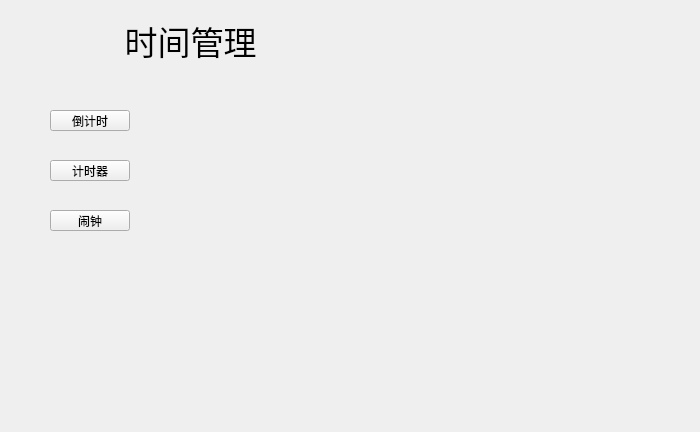
Qt form realProgect/clockhzj.ui (Arthur381/QTproject) before a commit.
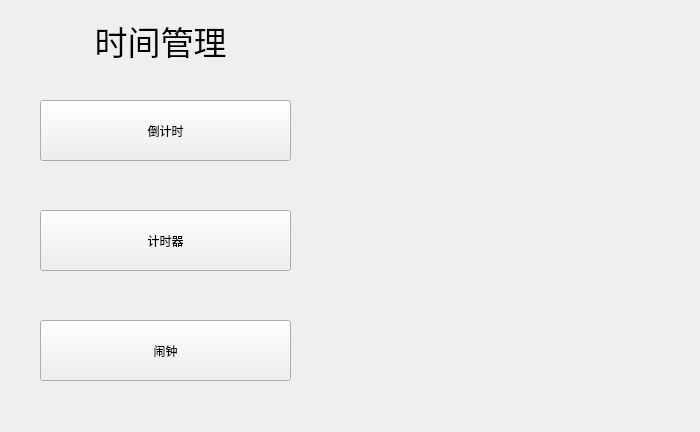
The same form after that commit.

```diff
--- a/realProgect/clockhzj.ui
+++ b/realProgect/clockhzj.ui
@@ -31,10 +31,10 @@
   <widget class="QPushButton" name="rsec_clo">
    <property name="geometry">
     <rect>
-     <x>50</x>
-     <y>110</y>
-     <width>80</width>
-     <height>21</height>
+     <x>40</x>
+     <y>100</y>
+     <width>251</width>
+     <height>61</height>
     </rect>
    </property>
    <property name="text">
@@ -44,10 +44,10 @@
   <widget class="QPushButton" name="alarms">
    <property name="geometry">
     <rect>
-     <x>50</x>
-     <y>210</y>
-     <width>80</width>
-     <height>21</height>
+     <x>40</x>
+     <y>320</y>
+     <width>251</width>
+     <height>61</height>
     </rect>
    </property>
    <property name="text">
@@ -57,10 +57,10 @@
   <widget class="QPushButton" name="sec_clock">
    <property name="geometry">
     <rect>
-     <x>50</x>
-     <y>160</y>
-     <width>80</width>
-     <height>21</height>
+     <x>40</x>
+     <y>210</y>
+     <width>251</width>
+     <height>61</height>
     </rect>
    </property>
    <property name="text">
@@ -70,7 +70,7 @@
   <widget class="QLabel" name="label">
    <property name="geometry">
     <rect>
-     <x>120</x>
+     <x>90</x>
      <y>20</y>
      <width>141</width>
      <height>41</height>
@@ -91,10 +91,10 @@
   <widget class="QLabel" name="curtime">
    <property name="geometry">
     <rect>
-     <x>160</x>
-     <y>220</y>
-     <width>231</width>
-     <height>31</height>
+     <x>330</x>
+     <y>20</y>
+     <width>351</width>
+     <height>71</height>
     </rect>
    </property>
    <property name="font">
```
